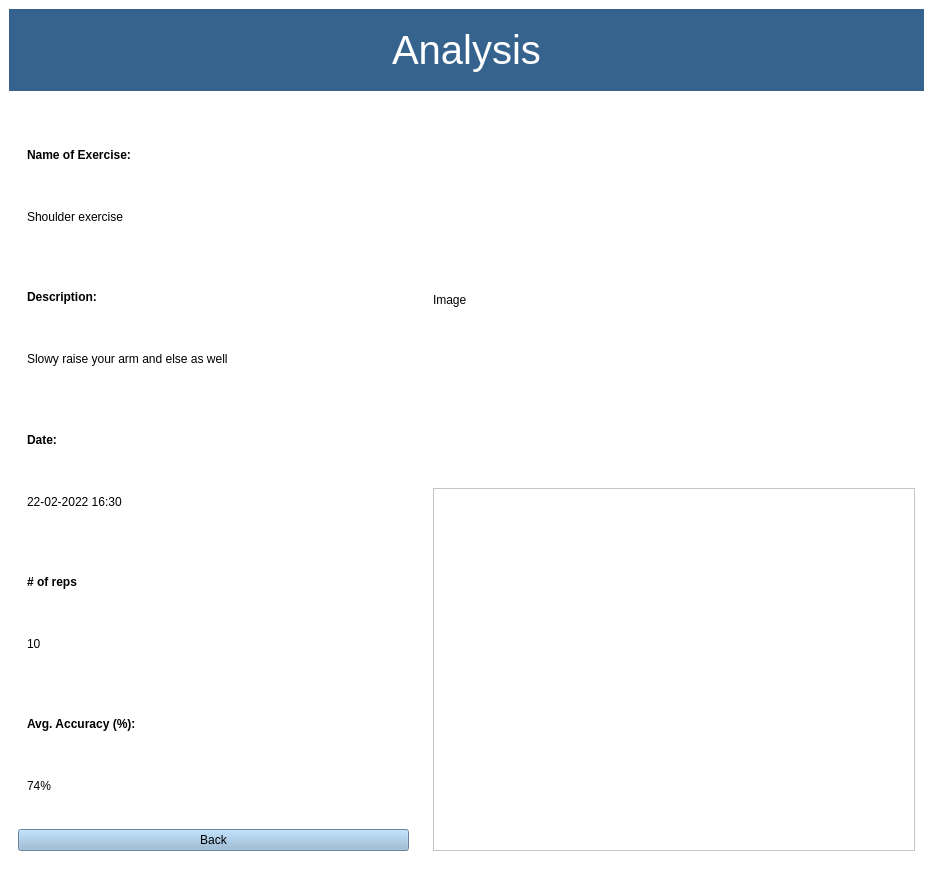
Qt form copyclare/ui/analysis.ui (MotionInput/Team14-CopyClare) before a commit.
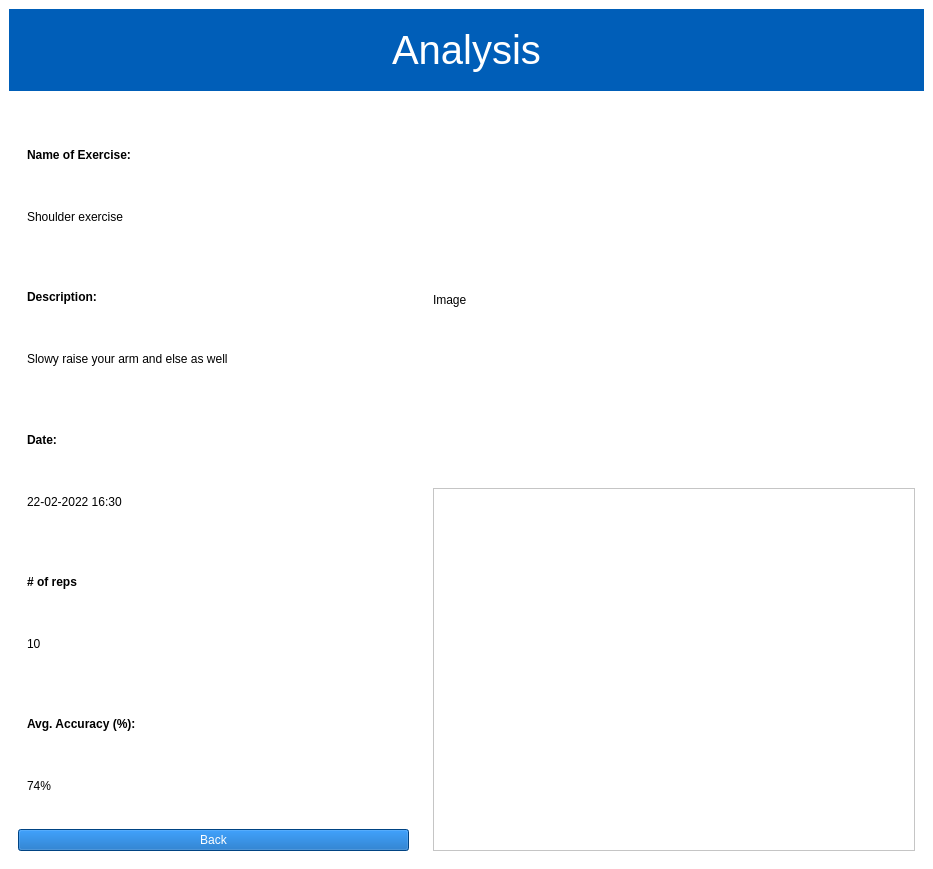
The same form after that commit.

```diff
--- a/copyclare/ui/analysis.ui
+++ b/copyclare/ui/analysis.ui
@@ -78,7 +78,7 @@
         <property name="styleSheet">
          <string notr="true">QLabel{
 	color: #ffffff;
-	background-color: #35638e;
+	background-color: #005EB8;
 }</string>
         </property>
         <property name="text">
@@ -300,7 +300,8 @@
             <item>
              <widget class="QPushButton" name="back_button">
               <property name="styleSheet">
-               <string notr="true">background-color: #90b6d6;
+               <string notr="true">background-color: #005EB8;
+COLOR: #ffffff;
 </string>
               </property>
               <property name="text">
```
